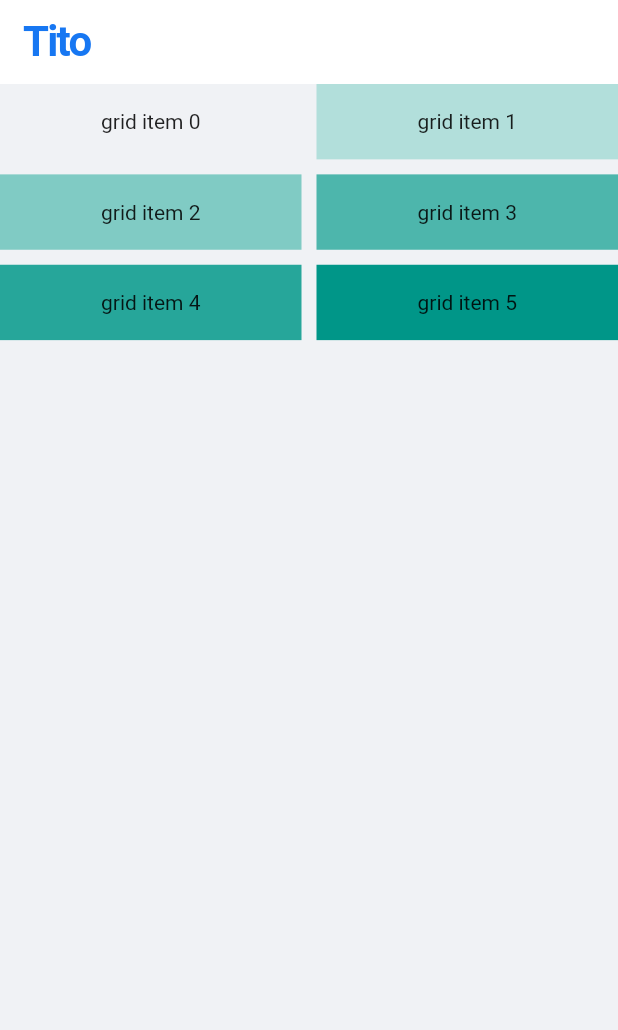
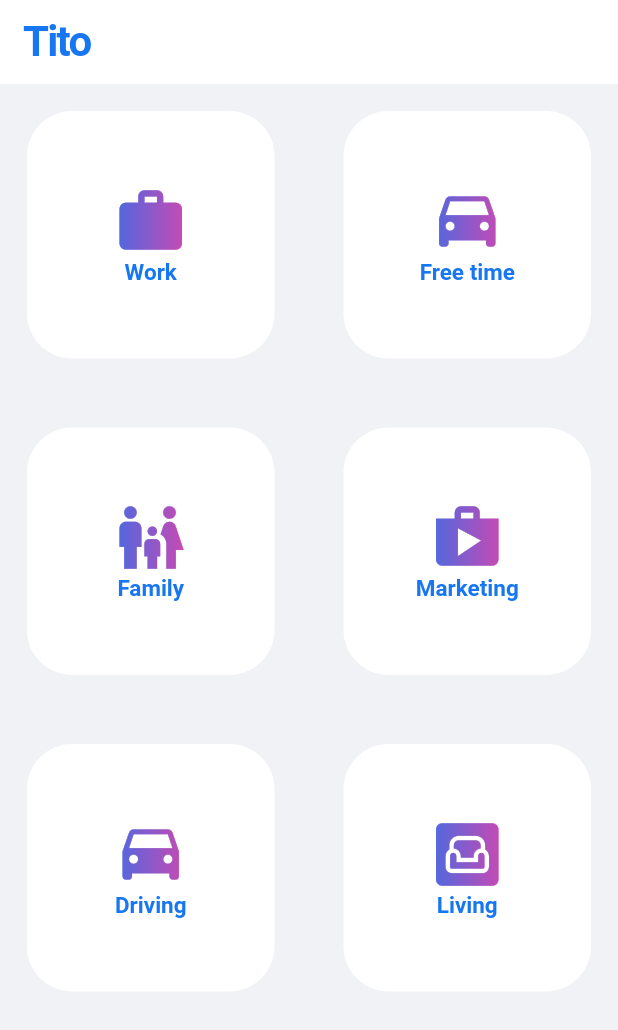
Before and after one commit to nirkaufman/tito-client, a Flutter app: the screen it shows after launch, on a phone screen of 412 x 824 dp. Shown: the top 1030 px of the screen. Run offline on Flutter 3.47's test engine with Material 2 defaults, Android fonts, the phone set to English and light mode, and no system bars.

Commit message:
Create Category Item

```diff
--- a/tito_app/lib/widgets/categories.dart
+++ b/tito_app/lib/widgets/categories.dart
@@ -1,5 +1,7 @@
 import 'package:flutter/material.dart';
+import 'package:tito_app/config/palette.dart';
 import 'package:tito_app/models/category_model.dart';
+import 'package:tito_app/widgets/category_item.dart';
 
 class Categories extends StatelessWidget {
   final List<Category> categories;
@@ -13,17 +15,13 @@ class Categories extends StatelessWidget {
         maxCrossAxisExtent: 200.0,
         mainAxisSpacing: 10.0,
         crossAxisSpacing: 10.0,
-        childAspectRatio: 4.0,
+        childAspectRatio: 1.0,
       ),
       delegate: SliverChildBuilderDelegate(
         (BuildContext context, int index) {
-          return Container(
-            alignment: Alignment.center,
-            color: Colors.teal[100 * (index % 9)],
-            child: Text('grid item $index'),
-          );
+          return CategoryItem(category: categories[index]);
         },
-        childCount: 6,
+        childCount: categories.length,
       ),
     );
   }
--- /dev/null
+++ b/tito_app/lib/widgets/category_item.dart
@@ -0,0 +1,42 @@
+import 'package:flutter/material.dart';
+import 'package:tito_app/config/palette.dart';
+import 'package:tito_app/models/models.dart';
+
+class CategoryItem extends StatelessWidget {
+  final Category category;
+
+  const CategoryItem({Key? key, required this.category}) : super(key: key);
+
+  @override
+  Widget build(BuildContext context) {
+    return Padding(
+        padding: const EdgeInsets.all(18.0),
+        child: FlatButton(
+          onPressed: () => print('Create Room'),
+          shape:
+              RoundedRectangleBorder(borderRadius: BorderRadius.circular(30.0)),
+          color: Colors.white,
+          textColor: Palette.nextBlue,
+          child: Column(
+            mainAxisAlignment: MainAxisAlignment.center,
+            children: [
+              ShaderMask(
+                  shaderCallback: (rect) =>
+                      Palette.createRoomGradient.createShader(rect),
+                  child: Icon(
+                    category.icon,
+                    size: 50.0,
+                    color: Colors.white,
+                  )),
+              const SizedBox(
+                width: 4.0,
+              ),
+              Text(
+                category.name,
+                style: TextStyle(fontSize: 15, fontWeight: FontWeight.bold),
+              )
+            ],
+          ),
+        ));
+  }
+}
```
